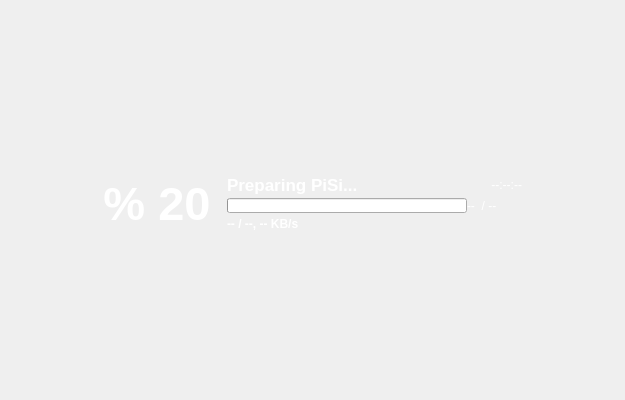
Qt form kde/package-manager/manager/ui/progressdialog_v4.ui (pars-linux/uludag) before a commit.
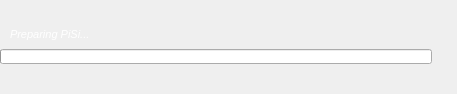
The same form after that commit. Icons and pictures are not drawn.

Commit message: * To avoid flickering with oxygen style we need to use QTextEdit in ReadOnly mode instead of QLabel, hell.

Patch:
```diff
--- a/kde/package-manager/manager/ui/progressdialog_v4.ui
+++ b/kde/package-manager/manager/ui/progressdialog_v4.ui
@@ -6,58 +6,103 @@
    <rect>
     <x>0</x>
     <y>0</y>
-    <width>625</width>
-    <height>386</height>
+    <width>457</width>
+    <height>94</height>
    </rect>
   </property>
+  <property name="sizePolicy">
+   <sizepolicy hsizetype="Minimum" vsizetype="Minimum">
+    <horstretch>0</horstretch>
+    <verstretch>0</verstretch>
+   </sizepolicy>
+  </property>
   <property name="windowTitle">
    <string>Form</string>
   </property>
-  <layout class="QGridLayout" name="gridLayout_3">
-   <item row="1" column="1">
-    <layout class="QGridLayout" name="gridLayout_2">
-     <property name="verticalSpacing">
+  <layout class="QGridLayout" name="gridLayout">
+   <property name="margin">
       <number>0</number>
      </property>
-     <item row="0" column="0" rowspan="2">
-      <widget class="QLabel" name="percentage">
+   <property name="spacing">
+    <number>0</number>
+   </property>
+   <item row="0" column="0">
+    <layout class="QHBoxLayout" name="horizontalLayout_4">
+     <item>
+      <layout class="QVBoxLayout" name="verticalLayout">
+       <property name="spacing">
+        <number>0</number>
+       </property>
+       <item>
+        <widget class="QLabel" name="operationInfo">
        <property name="sizePolicy">
-        <sizepolicy hsizetype="Preferred" vsizetype="Preferred">
+          <sizepolicy hsizetype="MinimumExpanding" vsizetype="Preferred">
          <horstretch>0</horstretch>
          <verstretch>0</verstretch>
         </sizepolicy>
        </property>
-       <property name="maximumSize">
-        <size>
-         <width>16777215</width>
-         <height>75</height>
-        </size>
-       </property>
+         <property name="font">
+          <font>
+           <pointsize>15</pointsize>
+           <italic>true</italic>
+          </font>
+         </property>
+         <property name="styleSheet">
+          <string notr="true">color:white;</string>
+         </property>
+         <property name="text">
+          <string/>
+         </property>
+         <property name="wordWrap">
+          <bool>false</bool>
+         </property>
+         <property name="indent">
+          <number>3</number>
+         </property>
+        </widget>
+       </item>
+       <item>
+        <layout class="QHBoxLayout" name="horizontalLayout_2">
+         <property name="spacing">
+          <number>0</number>
+         </property>
+         <item>
+          <widget class="QLabel" name="statusInfo">
+           <property name="sizePolicy">
+            <sizepolicy hsizetype="Fixed" vsizetype="Preferred">
+             <horstretch>0</horstretch>
+             <verstretch>0</verstretch>
+            </sizepolicy>
+           </property>
        <property name="font">
         <font>
-         <pointsize>35</pointsize>
+             <pointsize>8</pointsize>
          <weight>75</weight>
          <bold>true</bold>
         </font>
        </property>
        <property name="styleSheet">
-        <string notr="true">color:white</string>
+            <string notr="true">color:white;</string>
        </property>
        <property name="text">
-        <string>% 20</string>
-       </property>
-       <property name="alignment">
-        <set>Qt::AlignCenter</set>
+            <string/>
+           </property>
+           <property name="wordWrap">
+            <bool>false</bool>
+           </property>
+           <property name="indent">
+            <number>3</number>
        </property>
       </widget>
      </item>
-     <item row="0" column="2">
+         <item>
       <widget class="QLabel" name="actionLabel">
        <property name="font">
         <font>
-         <pointsize>13</pointsize>
-         <weight>75</weight>
-         <bold>true</bold>
+             <pointsize>8</pointsize>
+             <weight>50</weight>
+             <italic>true</italic>
+             <bold>false</bold>
         </font>
        </property>
        <property name="styleSheet">
@@ -72,42 +117,60 @@
        <property name="wordWrap">
         <bool>false</bool>
        </property>
-      </widget>
-     </item>
-     <item row="0" column="4">
-      <widget class="QLabel" name="timeRemaining">
-       <property name="sizePolicy">
-        <sizepolicy hsizetype="MinimumExpanding" vsizetype="Preferred">
-         <horstretch>0</horstretch>
-         <verstretch>0</verstretch>
-        </sizepolicy>
+           <property name="indent">
+            <number>3</number>
+           </property>
+          </widget>
+         </item>
+        </layout>
+       </item>
+      </layout>
+     </item>
+     <item>
+      <widget class="QTextEdit" name="percentage">
+       <property name="maximumSize">
+        <size>
+         <width>140</width>
+         <height>40</height>
+        </size>
+       </property>
+       <property name="font">
+        <font>
+         <pointsize>22</pointsize>
+         <weight>75</weight>
+         <bold>true</bold>
+        </font>
        </property>
        <property name="styleSheet">
-        <string notr="true">color:white;</string>
+        <string notr="true">background:rgba(0,0,0,0);
+color:white;</string>
        </property>
-       <property name="text">
-        <string>--:--:--</string>
+       <property name="frameShape">
+        <enum>QFrame::NoFrame</enum>
        </property>
-       <property name="alignment">
-        <set>Qt::AlignRight|Qt::AlignTrailing|Qt::AlignVCenter</set>
+       <property name="verticalScrollBarPolicy">
+        <enum>Qt::ScrollBarAlwaysOff</enum>
        </property>
-       <property name="wordWrap">
+       <property name="horizontalScrollBarPolicy">
+        <enum>Qt::ScrollBarAlwaysOff</enum>
+       </property>
+       <property name="undoRedoEnabled">
         <bool>false</bool>
        </property>
-      </widget>
-     </item>
-     <item row="1" column="2" colspan="3">
-      <layout class="QGridLayout" name="gridLayout">
-       <property name="verticalSpacing">
-        <number>0</number>
+       <property name="textInteractionFlags">
+        <set>Qt::NoTextInteraction</set>
        </property>
-       <item row="0" column="0" colspan="2">
+      </widget>
+     </item>
+    </layout>
+   </item>
+   <item row="1" column="0">
         <layout class="QHBoxLayout" name="horizontalLayout">
          <item>
           <widget class="QProgressBar" name="progressBar">
            <property name="minimumSize">
             <size>
-             <width>240</width>
+         <width>220</width>
              <height>15</height>
             </size>
            </property>
@@ -125,25 +188,6 @@
            </property>
           </widget>
          </item>
-         <item>
-          <widget class="QLabel" name="statusInfo">
-           <property name="sizePolicy">
-            <sizepolicy hsizetype="Fixed" vsizetype="Preferred">
-             <horstretch>0</horstretch>
-             <verstretch>0</verstretch>
-            </sizepolicy>
-           </property>
-           <property name="styleSheet">
-            <string notr="true">color:white;</string>
-           </property>
-           <property name="text">
-            <string>--  / --</string>
-           </property>
-           <property name="wordWrap">
-            <bool>false</bool>
-           </property>
-          </widget>
-         </item>
          <item>
           <widget class="QPushButton" name="cancelButton">
            <property name="maximumSize">
@@ -169,8 +213,22 @@
          </item>
         </layout>
        </item>
-       <item row="1" column="0">
-        <widget class="QLabel" name="completedInfo">
+   <item row="2" column="0">
+    <layout class="QHBoxLayout" name="horizontalLayout_3">
+     <item>
+      <widget class="QTextEdit" name="completedInfo">
+       <property name="sizePolicy">
+        <sizepolicy hsizetype="Fixed" vsizetype="Fixed">
+         <horstretch>0</horstretch>
+         <verstretch>0</verstretch>
+        </sizepolicy>
+       </property>
+       <property name="maximumSize">
+        <size>
+         <width>340</width>
+         <height>20</height>
+        </size>
+       </property>
          <property name="font">
           <font>
            <weight>75</weight>
@@ -178,116 +236,95 @@
           </font>
          </property>
          <property name="styleSheet">
-          <string notr="true">color:white;</string>
-         </property>
-         <property name="text">
-          <string>-- / --, -- KB/s</string>
-         </property>
-         <property name="alignment">
-          <set>Qt::AlignLeading|Qt::AlignLeft|Qt::AlignVCenter</set>
+        <string notr="true">background:rgba(0,0,0,0);color:white;</string>
+       </property>
+       <property name="frameShape">
+        <enum>QFrame::NoFrame</enum>
+       </property>
+       <property name="frameShadow">
+        <enum>QFrame::Plain</enum>
+       </property>
+       <property name="lineWidth">
+        <number>0</number>
+       </property>
+       <property name="verticalScrollBarPolicy">
+        <enum>Qt::ScrollBarAlwaysOff</enum>
+       </property>
+       <property name="horizontalScrollBarPolicy">
+        <enum>Qt::ScrollBarAlwaysOff</enum>
+       </property>
+       <property name="readOnly">
+        <bool>true</bool>
+       </property>
+       <property name="textInteractionFlags">
+        <set>Qt::NoTextInteraction</set>
          </property>
         </widget>
        </item>
-       <item row="1" column="1">
-        <widget class="QLabel" name="operationInfo">
+     <item>
+      <spacer name="horizontalSpacer">
+       <property name="orientation">
+        <enum>Qt::Horizontal</enum>
+       </property>
+       <property name="sizeHint" stdset="0">
+        <size>
+         <width>40</width>
+         <height>20</height>
+        </size>
+       </property>
+      </spacer>
+     </item>
+     <item>
+      <widget class="QTextEdit" name="timeRemaining">
          <property name="sizePolicy">
-          <sizepolicy hsizetype="MinimumExpanding" vsizetype="Preferred">
+        <sizepolicy hsizetype="Fixed" vsizetype="Fixed">
            <horstretch>0</horstretch>
            <verstretch>0</verstretch>
           </sizepolicy>
          </property>
-         <property name="font">
-          <font>
-           <italic>true</italic>
-          </font>
+       <property name="maximumSize">
+        <size>
+         <width>80</width>
+         <height>20</height>
+        </size>
          </property>
          <property name="styleSheet">
-          <string notr="true">color:white;</string>
-         </property>
-         <property name="text">
-          <string/>
-         </property>
-         <property name="alignment">
-          <set>Qt::AlignRight|Qt::AlignTrailing|Qt::AlignVCenter</set>
-         </property>
-         <property name="wordWrap">
+        <string notr="true">background-color:rgba(0,0,0,0);color:white;</string>
+       </property>
+       <property name="frameShape">
+        <enum>QFrame::NoFrame</enum>
+       </property>
+       <property name="lineWidth">
+        <number>0</number>
+       </property>
+       <property name="verticalScrollBarPolicy">
+        <enum>Qt::ScrollBarAlwaysOff</enum>
+       </property>
+       <property name="horizontalScrollBarPolicy">
+        <enum>Qt::ScrollBarAlwaysOff</enum>
+       </property>
+       <property name="undoRedoEnabled">
           <bool>false</bool>
          </property>
+       <property name="html">
+        <string>&lt;!DOCTYPE HTML PUBLIC &quot;-//W3C//DTD HTML 4.0//EN&quot; &quot;http://www.w3.org/TR/REC-html40/strict.dtd&quot;&gt;
+&lt;html&gt;&lt;head&gt;&lt;meta name=&quot;qrichtext&quot; content=&quot;1&quot; /&gt;&lt;style type=&quot;text/css&quot;&gt;
+p, li { white-space: pre-wrap; }
+&lt;/style&gt;&lt;/head&gt;&lt;body style=&quot; font-family:'Droid Sans'; font-size:9pt; font-weight:400; font-style:normal;&quot;&gt;
+&lt;p style=&quot;-qt-paragraph-type:empty; margin-top:0px; margin-bottom:0px; margin-left:0px; margin-right:0px; -qt-block-indent:0; text-indent:0px;&quot;&gt;&lt;/p&gt;&lt;/body&gt;&lt;/html&gt;</string>
+       </property>
+       <property name="acceptRichText">
+        <bool>false</bool>
+       </property>
+       <property name="textInteractionFlags">
+        <set>Qt::NoTextInteraction</set>
+       </property>
         </widget>
        </item>
       </layout>
      </item>
-     <item row="0" column="1">
-      <spacer name="horizontalSpacer_3">
-       <property name="orientation">
-        <enum>Qt::Horizontal</enum>
-       </property>
-       <property name="sizeType">
-        <enum>QSizePolicy::Fixed</enum>
-       </property>
-       <property name="sizeHint" stdset="0">
-        <size>
-         <width>10</width>
-         <height>20</height>
-        </size>
-       </property>
-      </spacer>
-     </item>
-    </layout>
-   </item>
-   <item row="0" column="0" rowspan="3">
-    <spacer name="horizontalSpacer_2">
-     <property name="orientation">
-      <enum>Qt::Horizontal</enum>
-     </property>
-     <property name="sizeHint" stdset="0">
-      <size>
-       <width>135</width>
-       <height>378</height>
-      </size>
-     </property>
-    </spacer>
-   </item>
-   <item row="0" column="2" rowspan="3">
-    <spacer name="horizontalSpacer_5">
-     <property name="orientation">
-      <enum>Qt::Horizontal</enum>
-     </property>
-     <property name="sizeHint" stdset="0">
-      <size>
-       <width>134</width>
-       <height>161</height>
-      </size>
-     </property>
-    </spacer>
-   </item>
-   <item row="2" column="1">
-    <spacer name="verticalSpacer">
-     <property name="orientation">
-      <enum>Qt::Vertical</enum>
-     </property>
-     <property name="sizeHint" stdset="0">
-      <size>
-       <width>20</width>
-       <height>40</height>
-      </size>
-     </property>
-    </spacer>
-   </item>
-   <item row="0" column="1">
-    <spacer name="verticalSpacer_3">
-     <property name="orientation">
-      <enum>Qt::Vertical</enum>
-     </property>
-     <property name="sizeHint" stdset="0">
-      <size>
-       <width>97</width>
-       <height>50</height>
-      </size>
-     </property>
-    </spacer>
-   </item>
-  </layout>
+  </layout>
+  <zorder>completedInfo</zorder>
  </widget>
  <resources/>
  <connections/>
```
Left out of the diff: 2 changed lines with no effect on the pictures. Lines whose indentation alone changed are shown as unchanged. The commit also changes 1 other file.
